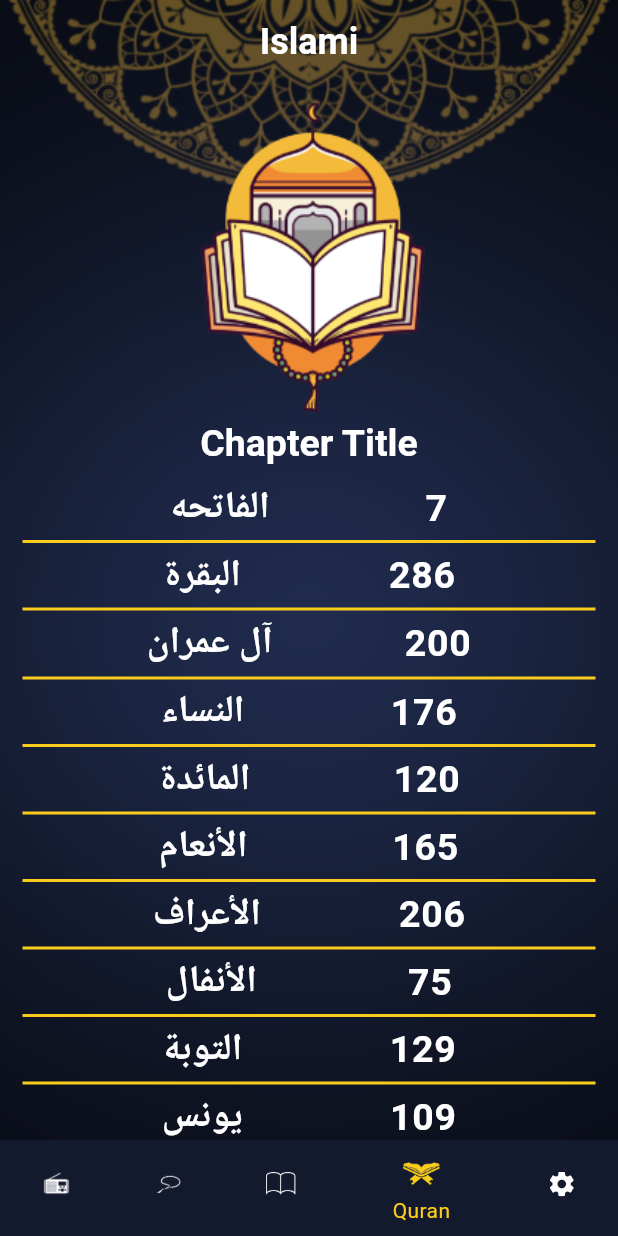
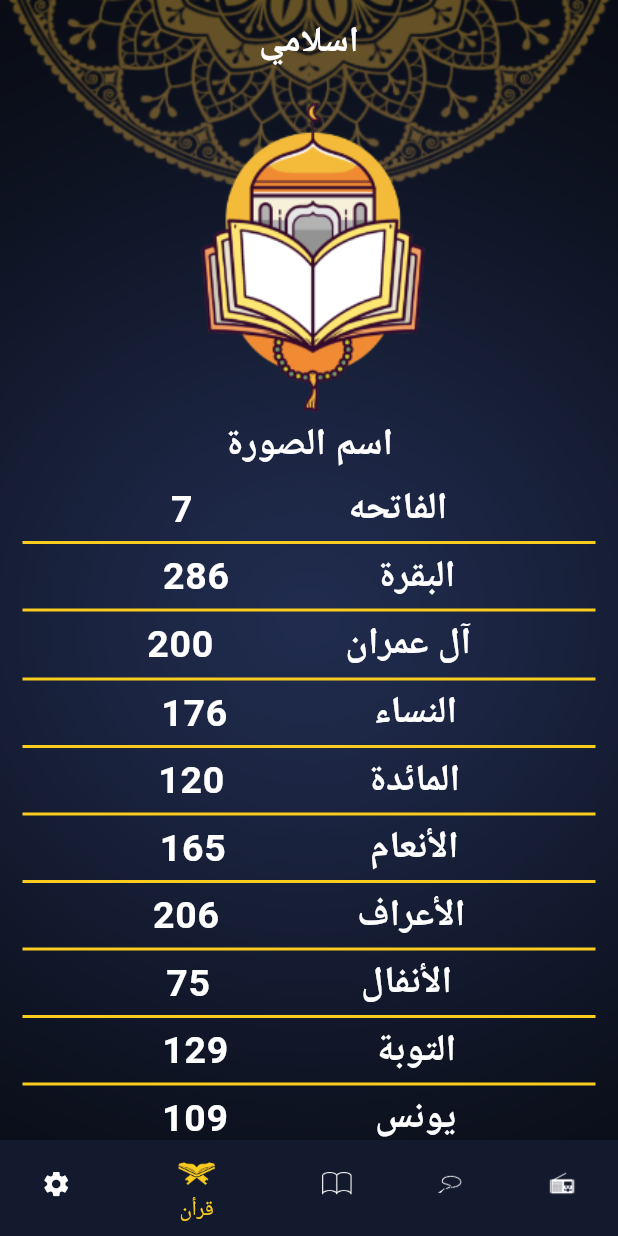
Before and after one commit to youssemagdy/Islamy_app_c10, a Flutter app: the screen it shows after launch, on a phone screen of 412 x 824 dp. Run offline on Flutter 3.47's test engine with Material 3 defaults, Android fonts, the phone set to English and light mode, and no system bars; generated files the repository leaves out were written again.

Commit message:
Initial Commit

```diff
--- a/lib/l10n/app_ar.arb
+++ b/lib/l10n/app_ar.arb
@@ -1,3 +1,9 @@
 {
-  "islami":"اسلامي"
+  "islami":"اسلامي",
+  "quran":"قرأن",
+  "radio":"راديو",
+  "sebha":"سيبحه",
+  "ahadeth":"احاديث",
+  "setting":"اعدادات",
+  "chaptertitle":"اسم الصورة"
 }
--- a/lib/main.dart
+++ b/lib/main.dart
@@ -29,7 +29,7 @@ class MyApp extends StatelessWidget
         Locale('en'),
         Locale('ar'),
       ],
-      locale: const Locale('en'),
+      locale: const Locale('ar'),
       theme: AppTheme.lightTheme,
       darkTheme: AppTheme.darkTheme,
       themeMode: AppTheme.isDark?ThemeMode.dark:ThemeMode.light,
--- a/lib/ui/ahadeth_details/ahadth_details.dart
+++ b/lib/ui/ahadeth_details/ahadth_details.dart
@@ -27,7 +27,6 @@ class AgadethDetailsScreen extends StatelessWidget
           children: [
             Expanded(
               child: Card(
-                // TODO AHADES DEDALIS SCREEN
                 child: SingleChildScrollView(
                   child: Text(
                     ahadthModel.content,
--- a/lib/ui/home/quran_details/quran_deteils_screen.dart
+++ b/lib/ui/home/quran_details/quran_deteils_screen.dart
@@ -33,7 +33,6 @@ class _QuranDetailsScreenState extends State<QuranDetailsScreen> {
           title: Text(args.title),
         ),
         body: Card(
-          // TODO Qu details Screen
           child: lines.isNotEmpty ?
           ListView.separated(
               itemBuilder: (context, index) => Text(
--- a/lib/ui/home/taps/ahadeth_widget.dart
+++ b/lib/ui/home/taps/ahadeth_widget.dart
@@ -2,6 +2,7 @@ import 'package:flutter/material.dart';
 import 'package:flutter/services.dart';
 import 'package:islamy_app/ui/home/ahadeth_title.dart';
 import 'package:islamy_app/ui/home/ahadth_model.dart';
+import 'package:flutter_gen/gen_l10n/app_localizations.dart';
 
 class AhadethWidget extends StatefulWidget
 {
@@ -32,7 +33,7 @@ class _AhadethWidgetState extends State<AhadethWidget>
                 ),
             ),
           ),
-            child: Text('Ahadeth', style: Theme.of(context).textTheme.titleLarge,),
+            child: Text(AppLocalizations.of(context)!.ahadeth, style: Theme.of(context).textTheme.titleLarge,),
         ),
         Expanded(
           flex: 3,
--- a/lib/ui/home/taps/home_screen_islamy.dart
+++ b/lib/ui/home/taps/home_screen_islamy.dart
@@ -60,7 +60,7 @@ class _HomeScreenIslamyState extends State<HomeScreenIslamy> {
                     'assets/image/icon_radio.png',
                   )
               ),
-              label: 'Radio',
+              label: AppLocalizations.of(context)!.radio,
             ),
             BottomNavigationBarItem(
               backgroundColor: Theme.of(context).colorScheme.primary,
@@ -69,7 +69,7 @@ class _HomeScreenIslamyState extends State<HomeScreenIslamy> {
                     'assets/image/icon_sebha.png',
                   )
               ),
-              label: 'Sebha',
+              label: AppLocalizations.of(context)!.sebha,
             ),
             BottomNavigationBarItem(
               backgroundColor: Theme.of(context).colorScheme.primary,
@@ -78,7 +78,7 @@ class _HomeScreenIslamyState extends State<HomeScreenIslamy> {
                     'assets/image/icon_hadeth.png',
                   )
               ),
-              label: 'Ahadeth',
+              label: AppLocalizations.of(context)!.ahadeth,
             ),
             BottomNavigationBarItem(
               backgroundColor: Theme.of(context).colorScheme.primary,
@@ -87,14 +87,14 @@ class _HomeScreenIslamyState extends State<HomeScreenIslamy> {
                     'assets/image/icon_quran.png',
                   )
               ),
-              label: 'Quran',
+              label: AppLocalizations.of(context)!.quran,
             ),
             BottomNavigationBarItem(
               backgroundColor: Theme.of(context).colorScheme.primary,
               icon: const Icon(
                     Icons.settings,
               ),
-              label: 'Setting',
+              label: AppLocalizations.of(context)!.setting,
             ),
           ],
         ),
--- a/lib/ui/home/taps/quran_widget.dart
+++ b/lib/ui/home/taps/quran_widget.dart
@@ -1,5 +1,6 @@
 import 'package:flutter/material.dart';
 import 'package:islamy_app/ui/home/quran_title_widget.dart';
+import 'package:flutter_gen/gen_l10n/app_localizations.dart';
 
 class QuranWidget extends StatelessWidget
 {
@@ -34,7 +35,7 @@ class QuranWidget extends StatelessWidget
           ),
         ),
         Text(
-          'Chapter Title',
+          AppLocalizations.of(context)!.chaptertitle,
           style: Theme.of(context).textTheme.titleLarge,
         ),
         Expanded(
--- a/pubspec.yaml
+++ b/pubspec.yaml
@@ -95,3 +95,5 @@ flutter:
   #
   # For details regarding fonts from package dependencies,
   # see https://flutter.dev/custom-fonts/#from-packages
+flutter_intl:
+  enabled: true
```
Also changed, not shown: lib/l10n/app_en.arb (+7 -1 lines).
